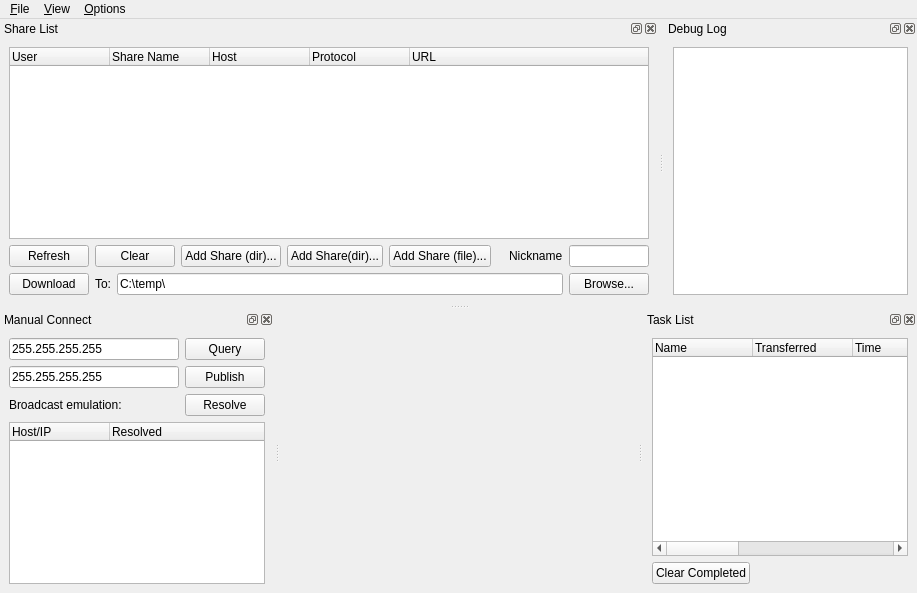
First picture: the form in src/qt-gui/MainWindow.ui, repository MrHacky/uftt, before the edit.
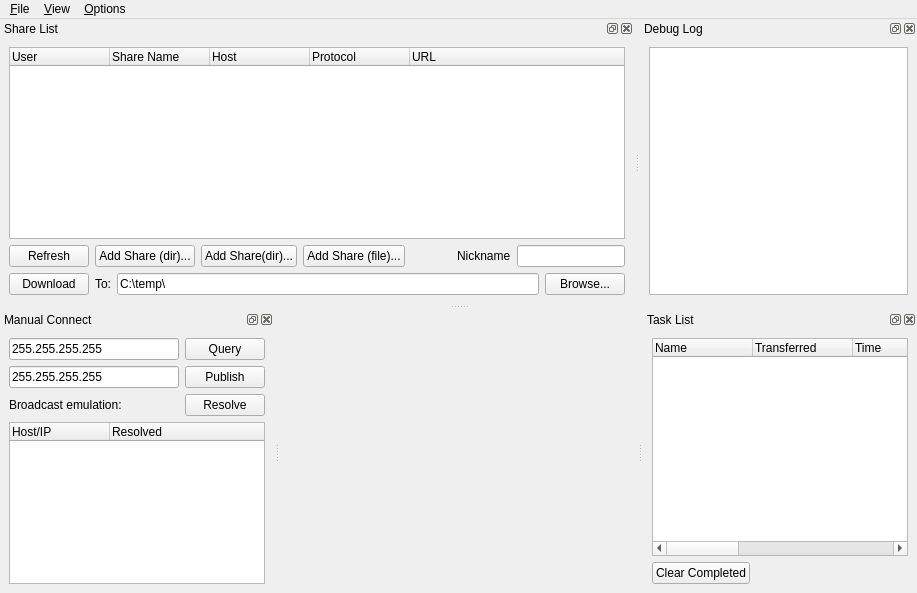
Second picture: the form after the edit. Custom widgets are drawn as their Qt base class.

Commit message: Merge 'Clear' and 'Refresh' buttons

What changed in the file:
```diff
--- a/src/qt-gui/MainWindow.ui
+++ b/src/qt-gui/MainWindow.ui
@@ -148,13 +148,6 @@
          </property>
         </widget>
        </item>
-       <item>
-        <widget class="QPushButton" name="buttonClear" >
-         <property name="text" >
-          <string>Clear</string>
-         </property>
-        </widget>
-       </item>
        <item>
         <widget class="QPushButton" name="buttonAdd1" >
          <property name="text" >
```
Left out of the diff: 16 changed lines with no effect on the pictures. The commit also changes 1 other file.
